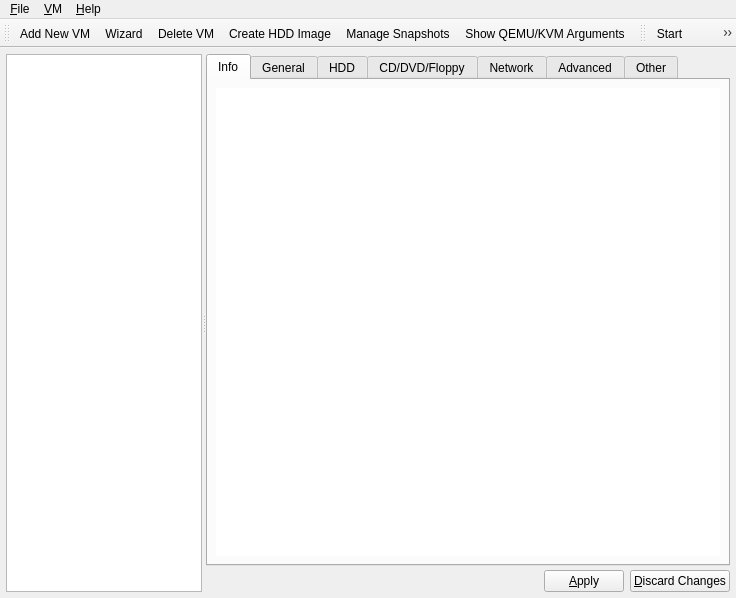
qunying/aqemu-old, file Main_Window.ui: the form before one commit.
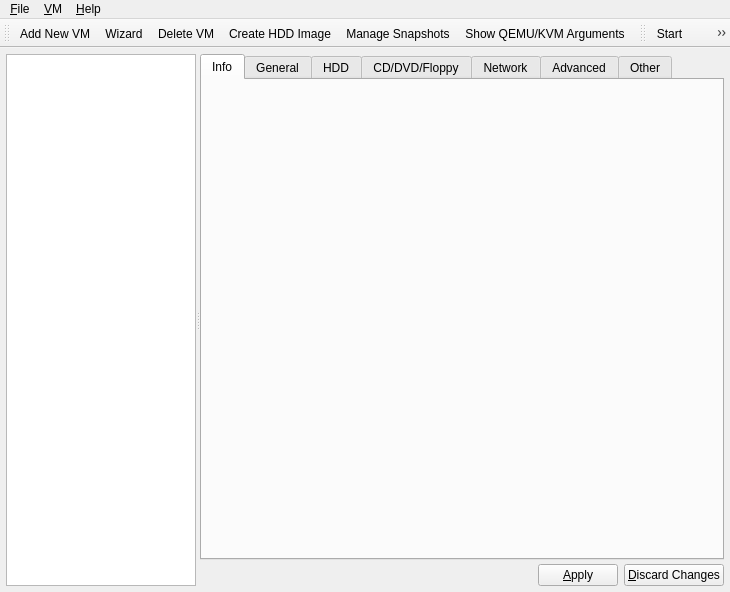
The form after the commit. Icons and pictures are not drawn.

Diff of the .ui file:
```diff
--- a/Main_Window.ui
+++ b/Main_Window.ui
@@ -7,8 +7,8 @@
    <rect>
     <x>0</x>
     <y>0</y>
-    <width>736</width>
-    <height>598</height>
+    <width>730</width>
+    <height>592</height>
    </rect>
   </property>
   <property name="windowTitle">
@@ -116,6 +116,43 @@
            <layout class="QGridLayout" name="gridLayout_2">
             <item row="0" column="0">
              <widget class="QTextEdit" name="VM_Information_Text">
+              <property name="palette">
+               <palette>
+                <active>
+                 <colorrole role="Base">
+                  <brush brushstyle="SolidPattern">
+                   <color alpha="0">
+                    <red>247</red>
+                    <green>247</green>
+                    <blue>247</blue>
+                   </color>
+                  </brush>
+                 </colorrole>
+                </active>
+                <inactive>
+                 <colorrole role="Base">
+                  <brush brushstyle="SolidPattern">
+                   <color alpha="0">
+                    <red>247</red>
+                    <green>247</green>
+                    <blue>247</blue>
+                   </color>
+                  </brush>
+                 </colorrole>
+                </inactive>
+                <disabled>
+                 <colorrole role="Base">
+                  <brush brushstyle="SolidPattern">
+                   <color alpha="255">
+                    <red>218</red>
+                    <green>225</green>
+                    <blue>237</blue>
+                   </color>
+                  </brush>
+                 </colorrole>
+                </disabled>
+               </palette>
+              </property>
               <property name="frameShape">
                <enum>QFrame::NoFrame</enum>
               </property>
@@ -4072,7 +4109,7 @@
     <rect>
      <x>0</x>
      <y>0</y>
-     <width>736</width>
+     <width>730</width>
      <height>24</height>
     </rect>
    </property>
```
